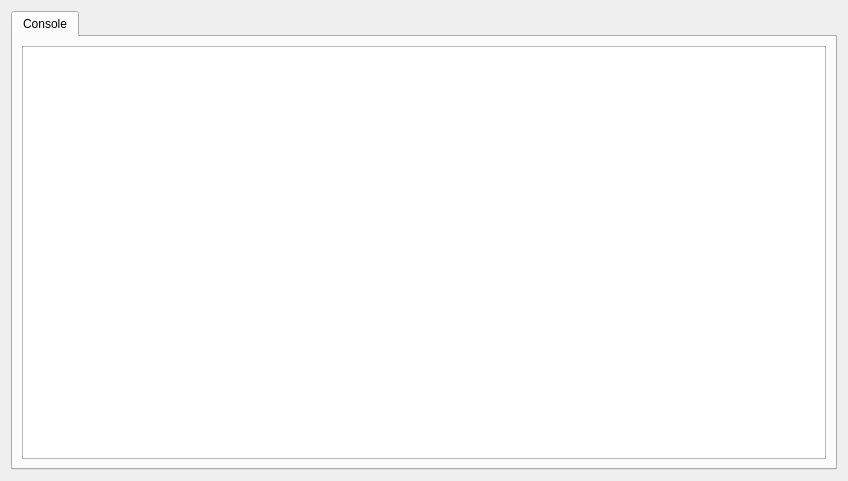
Above: src/OpenArk/ui/settings.ui from BlackINT3/OpenArk before the change. Below: the same form after it.
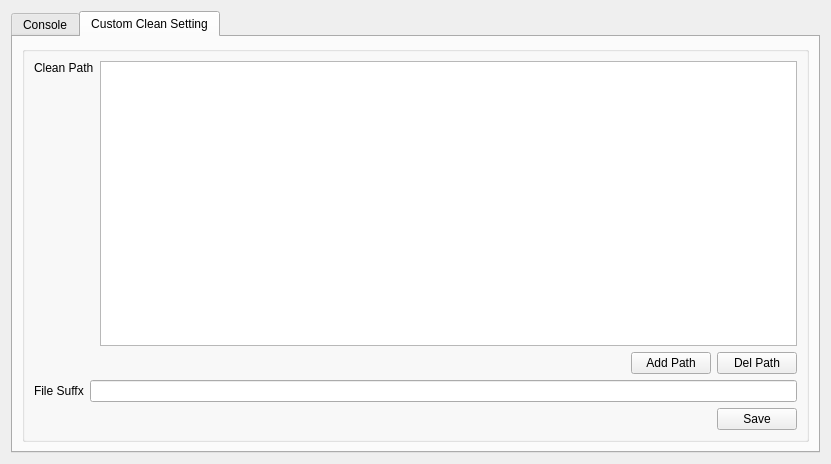
That is the form after the change. The open tabs and pages were chosen to show the change.

Commit message: add custom clean feature

```diff
--- a/src/OpenArk/ui/settings.ui
+++ b/src/OpenArk/ui/settings.ui
@@ -6,8 +6,8 @@
    <rect>
     <x>0</x>
     <y>0</y>
-    <width>848</width>
-    <height>481</height>
+    <width>831</width>
+    <height>464</height>
    </rect>
   </property>
   <property name="windowTitle">
@@ -29,6 +29,126 @@
        </item>
       </layout>
      </widget>
+     <widget class="QWidget" name="tabCleanConfig">
+      <attribute name="title">
+       <string>Custom Clean Setting</string>
+      </attribute>
+      <layout class="QVBoxLayout" name="verticalLayout_3">
+       <item>
+        <widget class="QGroupBox" name="groupBox">
+         <property name="title">
+          <string/>
+         </property>
+         <layout class="QVBoxLayout" name="verticalLayout_6">
+          <item>
+           <layout class="QVBoxLayout" name="verticalLayout_5">
+            <item>
+             <layout class="QHBoxLayout" name="horizontalLayout_4">
+              <item>
+               <layout class="QVBoxLayout" name="verticalLayout_4">
+                <item>
+                 <widget class="QLabel" name="label">
+                  <property name="text">
+                   <string>Clean Path</string>
+                  </property>
+                 </widget>
+                </item>
+                <item>
+                 <spacer name="verticalSpacer">
+                  <property name="orientation">
+                   <enum>Qt::Vertical</enum>
+                  </property>
+                  <property name="sizeHint" stdset="0">
+                   <size>
+                    <width>20</width>
+                    <height>40</height>
+                   </size>
+                  </property>
+                 </spacer>
+                </item>
+               </layout>
+              </item>
+              <item>
+               <widget class="QListWidget" name="listWidget_path"/>
+              </item>
+             </layout>
+            </item>
+            <item>
+             <layout class="QHBoxLayout" name="horizontalLayout">
+              <item>
+               <spacer name="horizontalSpacer_2">
+                <property name="orientation">
+                 <enum>Qt::Horizontal</enum>
+                </property>
+                <property name="sizeHint" stdset="0">
+                 <size>
+                  <width>40</width>
+                  <height>20</height>
+                 </size>
+                </property>
+               </spacer>
+              </item>
+              <item>
+               <widget class="QPushButton" name="add_path_btn">
+                <property name="text">
+                 <string>Add Path</string>
+                </property>
+               </widget>
+              </item>
+              <item>
+               <widget class="QPushButton" name="del_path_btn">
+                <property name="text">
+                 <string>Del Path</string>
+                </property>
+               </widget>
+              </item>
+             </layout>
+            </item>
+            <item>
+             <layout class="QHBoxLayout" name="horizontalLayout_2">
+              <item>
+               <widget class="QLabel" name="label_2">
+                <property name="text">
+                 <string>File Suffx</string>
+                </property>
+               </widget>
+              </item>
+              <item>
+               <widget class="QLineEdit" name="edit_file_suffix"/>
+              </item>
+             </layout>
+            </item>
+            <item>
+             <layout class="QHBoxLayout" name="horizontalLayout_3">
+              <item>
+               <spacer name="horizontalSpacer">
+                <property name="orientation">
+                 <enum>Qt::Horizontal</enum>
+                </property>
+                <property name="sizeHint" stdset="0">
+                 <size>
+                  <width>40</width>
+                  <height>20</height>
+                 </size>
+                </property>
+               </spacer>
+              </item>
+              <item>
+               <widget class="QPushButton" name="save_btn">
+                <property name="text">
+                 <string>Save</string>
+                </property>
+               </widget>
+              </item>
+             </layout>
+            </item>
+           </layout>
+          </item>
+         </layout>
+        </widget>
+       </item>
+      </layout>
+     </widget>
     </widget>
    </item>
   </layout>
```
The commit also changes 14 other files.
